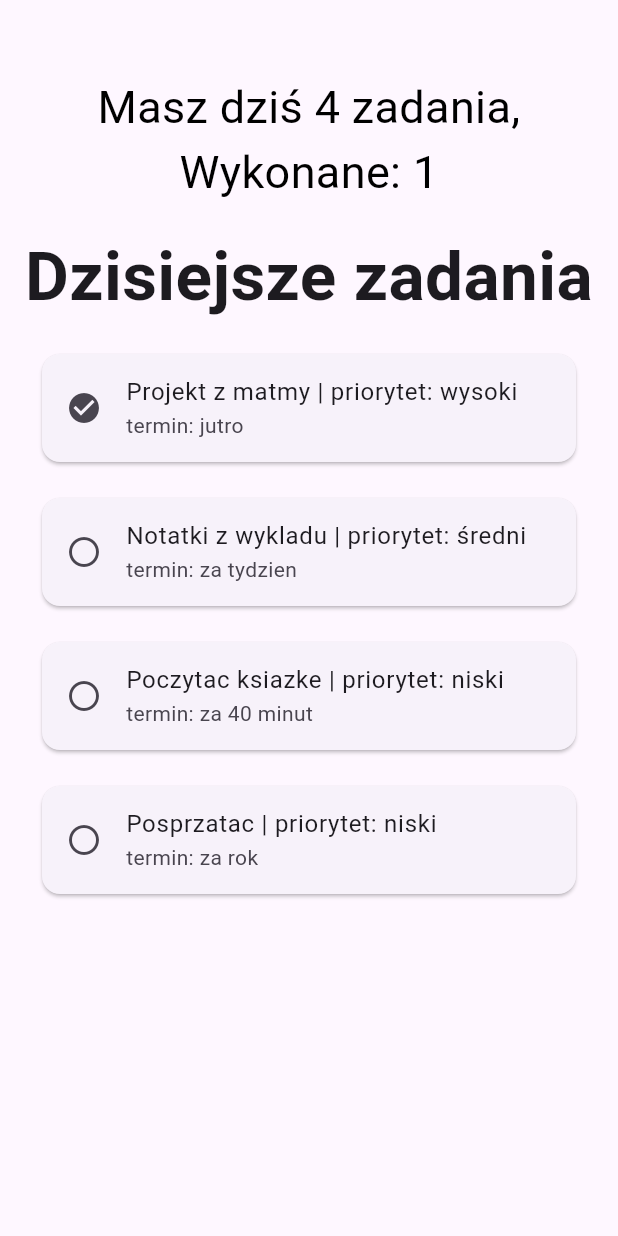
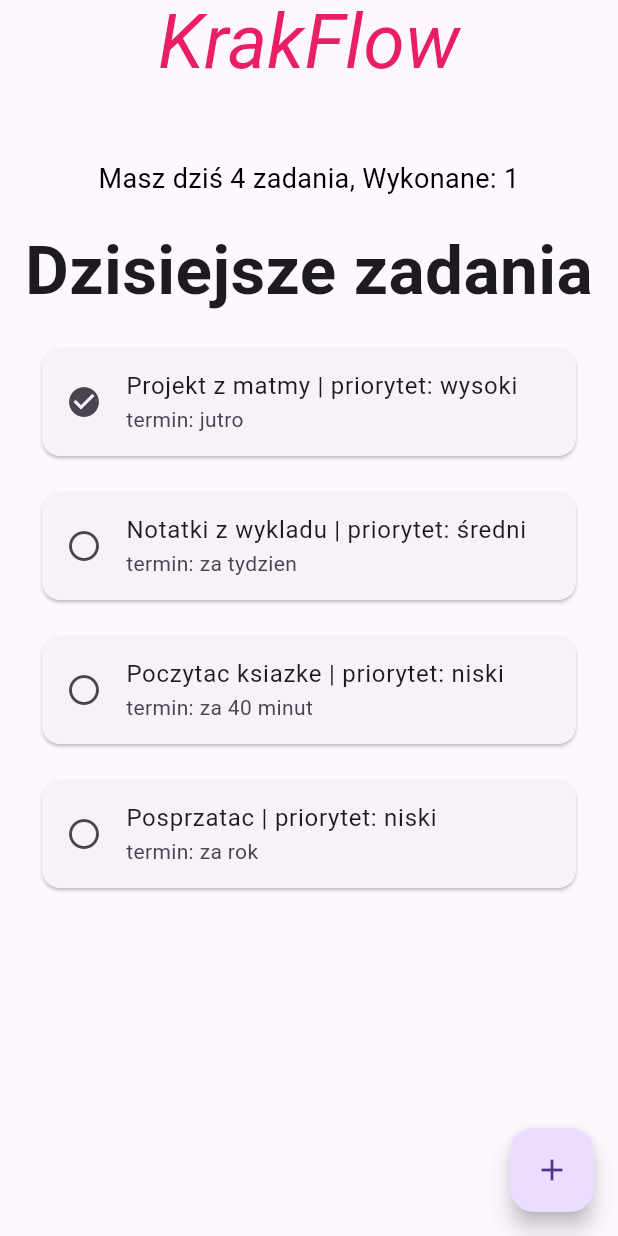
Before and after one commit to AAAc11/flutter, a Flutter app: the screen it shows after launch, on a phone screen of 412 x 824 dp. Run offline on Flutter 3.47's test engine with Material 3 defaults, Android fonts, the light colour scheme and no system bars.

Commit message:
lab 5 - krakflow navigation and add task screen

```diff
--- a/lib/main.dart
+++ b/lib/main.dart
@@ -1,4 +1,5 @@
 import 'package:flutter/material.dart';
+import 'task_repository.dart';
 
 void main() {
   runApp(const MyApp());
@@ -7,29 +8,46 @@
 class MyApp extends StatelessWidget {
   const MyApp({super.key});
 
-  final List<Task> tasks = const [
-    Task(title: "Projekt z matmy", deadline: "jutro", done: true, priority: "wysoki"),
-    Task(title: "Notatki z wykladu", deadline: "za tydzien", done: false, priority: "średni"),
-    Task(title: "Poczytac ksiazke", deadline: "za 40 minut", done: false, priority: "niski"),
-    Task(title: "Posprzatac", deadline: "za rok", done: false, priority: "niski")
-  ];
+  @override
+  Widget build(BuildContext context) {
+    return MaterialApp(
+      home: HomeScreen(),
+    );
+  }
+}
 
+class HomeScreen extends StatefulWidget {
+  const HomeScreen({super.key});
 
+  @override
+  State<HomeScreen> createState() => _HomeScreenState();
+}
+
+class _HomeScreenState extends State<HomeScreen> {
 
   @override
   Widget build(BuildContext context) {
-    int doneCount = tasks.where((t) => t.done).length;
-    return MaterialApp(
-        title: 'Flutter Demo',
-        home: Scaffold(
+    int doneCount = TaskRepository.tasks.where((t) => t.done).length;
+
+    return Scaffold(
+        appBar: AppBar(
+          title: Text("KrakFlow",
+            style: TextStyle(
+              fontSize: 50,
+              color: Colors.pink,
+              fontStyle: FontStyle.italic
+          ),
+        ),
+          centerTitle: true,
+        ),
         body: Column(
           crossAxisAlignment: CrossAxisAlignment.center,
           children: [
             SizedBox(height: 50),
-              Text("Masz dziś ${tasks.length} zadania, Wykonane: $doneCount",
+            Text("Masz dziś ${TaskRepository.tasks.length} zadania, Wykonane: $doneCount",
                 textAlign: TextAlign.center,
                 style: TextStyle(
-                    fontSize: 30,
+                  fontSize: 18,
                   color: Colors.black,
                 )),
             SizedBox(height: 16),
@@ -41,34 +59,112 @@
                 )),
             Expanded(child: ListView.builder(
               padding: const EdgeInsets.symmetric(horizontal: 16, vertical: 8),
-                itemCount: tasks.length,
+              itemCount: TaskRepository.tasks.length,
               itemBuilder: (context, index) {
                 return TaskCard(
-                      title: "${tasks[index].title} | priorytet: ${tasks[index].priority}",
-                      deadline: "termin: ${tasks[index].deadline}",
-                      icon: tasks[index].done ? Icons.check_circle : Icons.radio_button_unchecked
+                    title: "${TaskRepository.tasks[index].title} | priorytet: ${TaskRepository.tasks[index].priority}",
+                    deadline: "termin: ${TaskRepository.tasks[index].deadline}",
+                    icon: TaskRepository.tasks[index].done ? Icons.check_circle : Icons.radio_button_unchecked
                 );
               },
             ))
           ],
-          )
+        ),
+        floatingActionButton: FloatingActionButton(
+          onPressed: () async {
+            final Task? newTask = await Navigator.push(
+              context,
+              PageRouteBuilder(
+                pageBuilder: (context, animation, secondaryAnimation) => AddTaskScreen(),
+                transitionsBuilder: (context, animation, secondaryAnimation, child) {
+                  final offsetAnimation = Tween<Offset>(
+                    begin: Offset(1.0, 0.0),
+                    end: Offset.zero,
+                  ).animate(animation);
+                  return SlideTransition(
+                    position: offsetAnimation,
+                    child: child,
+                  );
+                },
+              ),
+            );
+            if (newTask != null) {
+              setState(() {
+                TaskRepository.tasks.add(newTask);
+              });
+            }
+          },
+          child: Icon(Icons.add),
           )
     );
   }
 }
+class AddTaskScreen extends StatelessWidget {
+  AddTaskScreen({super.key});
 
-class Task {
-  final String title;
-  final String deadline;
-  final bool done;
-  final String priority;
+  final TextEditingController titleController = TextEditingController();
+  final TextEditingController deadlineController = TextEditingController();
+  final TextEditingController priorityController = TextEditingController();
 
-  const Task({
-    required this.title,
-    required this.deadline,
-    required this.done,
-    required this.priority,
-  });
+  @override
+  Widget build(BuildContext context) {
+    return Scaffold(
+      appBar: AppBar(
+        title: Text("Nowe zadanie"),
+      ),
+      body: Padding(
+        padding: EdgeInsets.all(16),
+        child: Column(
+          crossAxisAlignment: CrossAxisAlignment.start,
+          children: [
+            TextField(
+              controller: titleController,
+              decoration: InputDecoration(
+                labelText: "Tytuł zadania",
+                border: OutlineInputBorder(),
+              ),
+            ),
+
+            SizedBox(height: 15),
+
+            TextField(
+              controller: deadlineController,
+              decoration: InputDecoration(
+                labelText: "Termin zadania",
+                border: OutlineInputBorder(),
+              ),
+            ),
+
+            SizedBox(height: 15),
+
+            TextField(
+              controller: priorityController,
+              decoration: InputDecoration(
+                labelText: "Priorytet",
+                border: OutlineInputBorder(),
+              ),
+            ),
+
+            SizedBox(height: 15),
+
+            ElevatedButton(
+                onPressed: () {
+                  final newTask = Task(
+                    title: titleController.text,
+                    deadline: deadlineController.text,
+                    done: false,
+                    priority: priorityController.text,
+                  );
+                  Navigator.pop(context, newTask);
+                },
+              child: Text("Zapisz"),
+            ),
+
+          ],
+        ),
+      ),
+    );
+  }
 }
 
 class TaskCard extends StatelessWidget {
--- /dev/null
+++ b/lib/task_repository.dart
@@ -0,0 +1,22 @@
+class Task {
+  final String title;
+  final String deadline;
+  final bool done;
+  final String priority;
+
+  const Task({
+    required this.title,
+    required this.deadline,
+    required this.done,
+    required this.priority,
+  });
+}
+
+class TaskRepository {
+  static List<Task> tasks = [
+    Task(title: "Projekt z matmy", deadline: "jutro", done: true, priority: "wysoki"),
+    Task(title: "Notatki z wykladu", deadline: "za tydzien", done: false, priority: "średni"),
+    Task(title: "Poczytac ksiazke", deadline: "za 40 minut", done: false, priority: "niski"),
+    Task(title: "Posprzatac", deadline: "za rok", done: false, priority: "niski")
+  ];
+}
```
Lines whose indentation alone changed are shown as unchanged.
